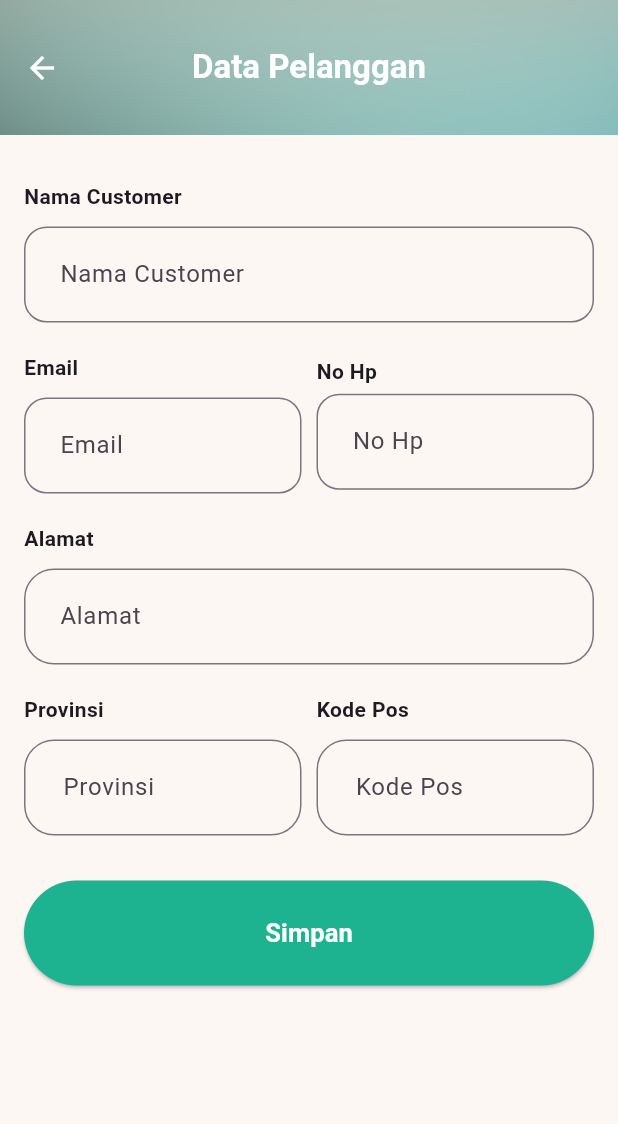
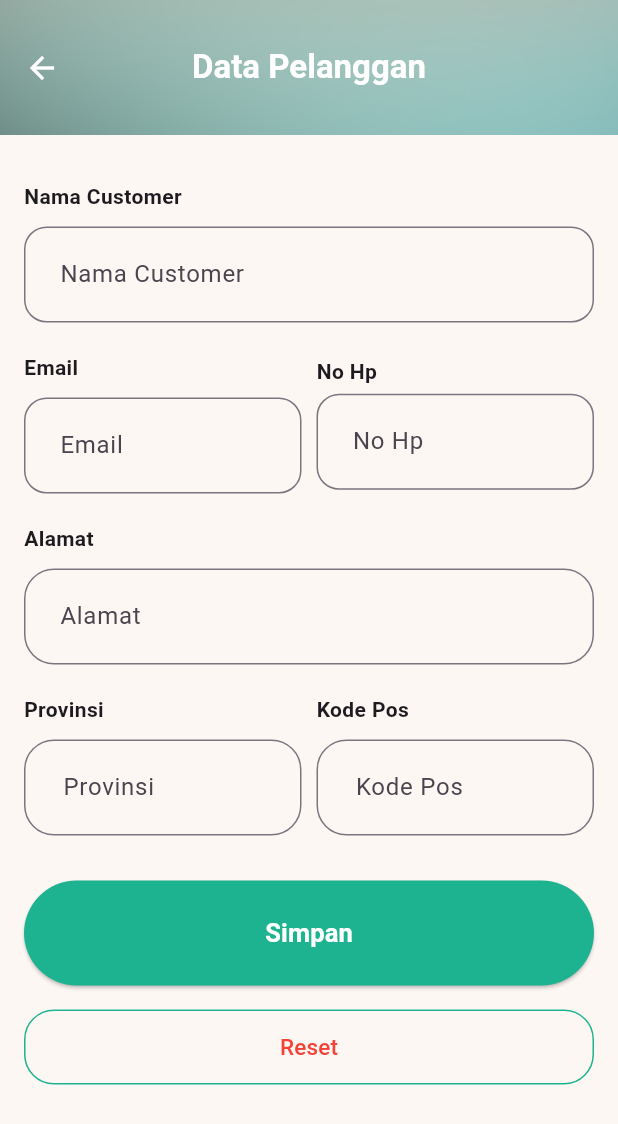
Before and after one commit to giant-paw/20220140105_UCP1Flutter, a Flutter app: the CustomerPage screen opened directly, on a phone screen of 412 x 824 dp. Shown: the top 1124 px of the screen. Run offline on Flutter 3.47's test engine with Material 3 defaults, Android fonts, the phone set to English and light mode, and no system bars; our stand-ins replace iconsax_flutter; missing offline and left inert: show_hide_password.

Commit message:
membuat button reset dan controller

```diff
--- a/lib/customer_page.dart
+++ b/lib/customer_page.dart
@@ -9,6 +9,13 @@ class CustomerPage extends StatefulWidget {
 
 class _CustomerPageState extends State<CustomerPage> {
   final _formKey = GlobalKey<FormState>();
+
+  final TextEditingController _namaCustomerController = TextEditingController();
+  final TextEditingController _emailController = TextEditingController();
+  final TextEditingController _noHPController = TextEditingController();
+  final TextEditingController _alamatController = TextEditingController();
+  final TextEditingController _provinsiController = TextEditingController();
+  final TextEditingController _kodePosController = TextEditingController();
 
   @override
   Widget build(BuildContext context) {
@@ -244,17 +251,33 @@ class _CustomerPageState extends State<CustomerPage> {
                   onPressed: () {},
                   style: ElevatedButton.styleFrom(
                     backgroundColor: Color.fromARGB(255, 29, 179, 144),
-                    minimumSize: Size(400, 70)
+                    minimumSize: Size(400, 70),
                   ),
                   child: Text(
                     'Simpan',
                     style: TextStyle(
                       color: Colors.white,
                       fontWeight: FontWeight.bold,
-                      fontSize: 17
-                      ),
+                      fontSize: 17,
                     ),
+                  ),
                 ),
+
+                const SizedBox(height: 16),
+                OutlinedButton(
+                style: OutlinedButton.styleFrom(
+                  side: const BorderSide(color: Color.fromARGB(255, 29, 179, 144)),
+                  minimumSize: const Size(double.infinity, 50),
+                  shape: RoundedRectangleBorder(
+                    borderRadius: BorderRadius.circular(20),
+                  ),
+                ),
+                onPressed: (){},
+                child: const Text(
+                  'Reset',
+                  style: TextStyle(color: Colors.red, fontSize: 15),
+                ),
+              ),
               ],
             ),
           ),
```
